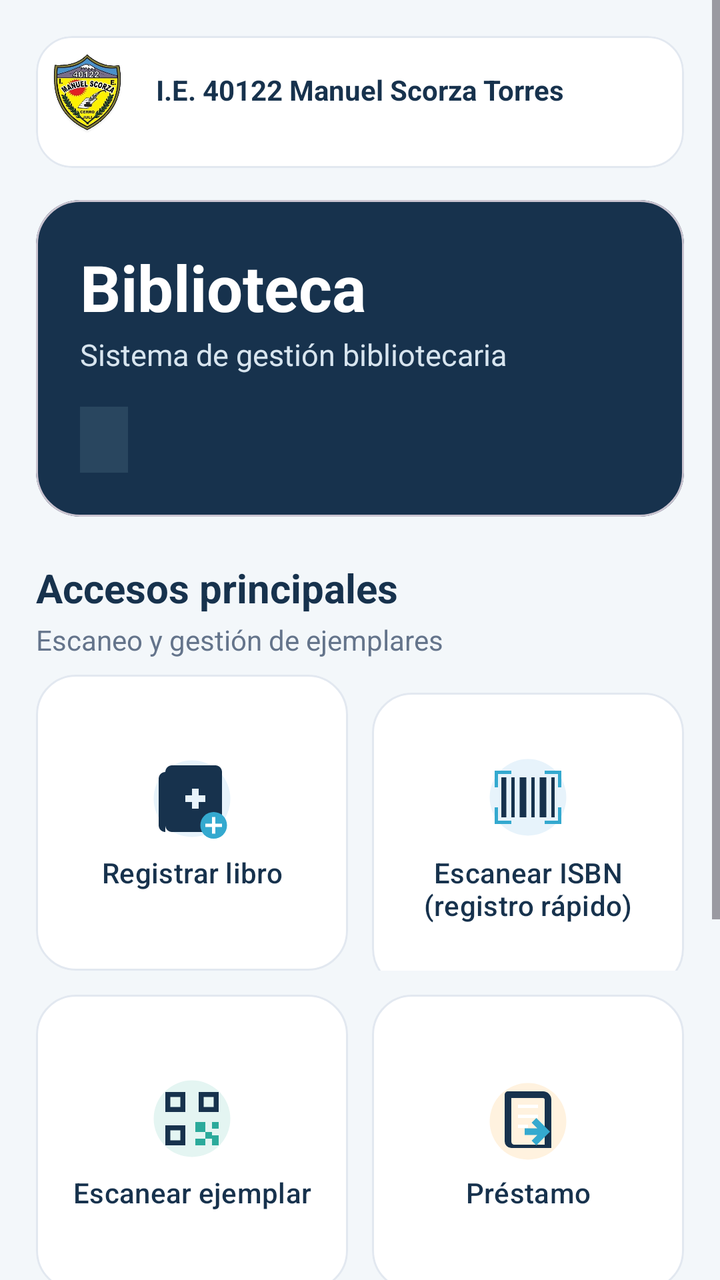
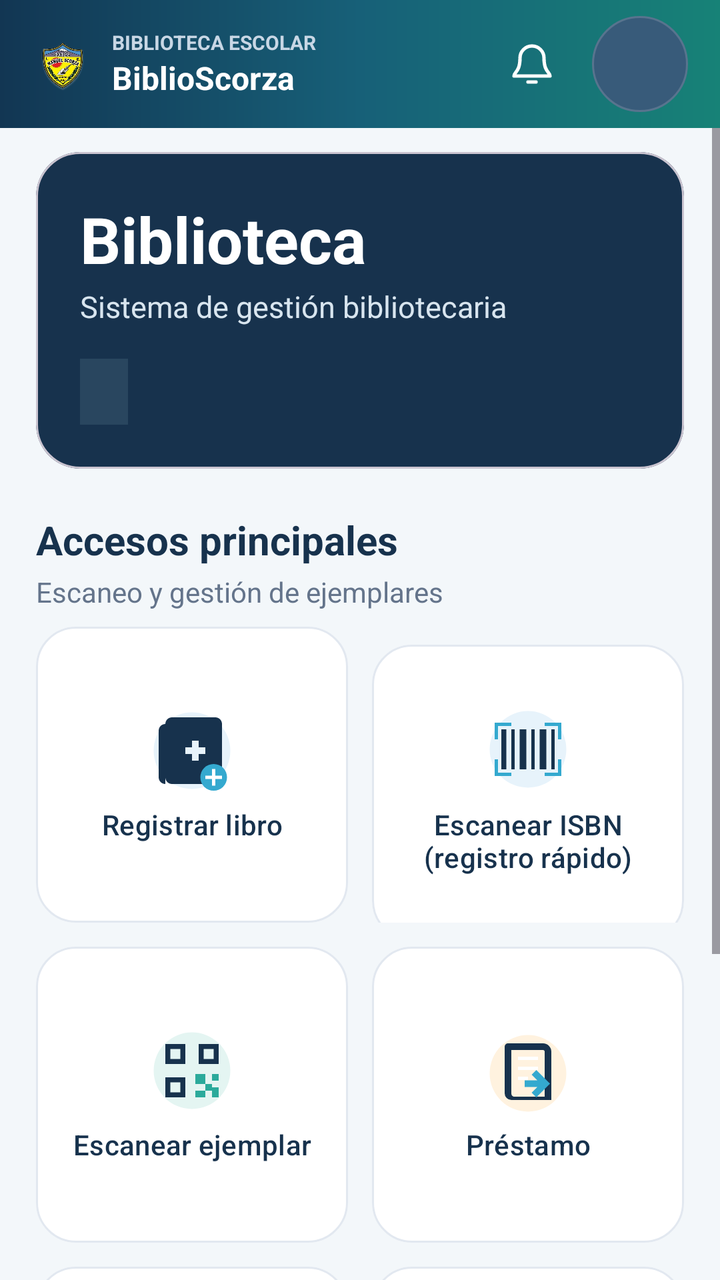

The first picture is an Android layout as it rendered before a commit; the second is the same layout after the commit. The layout source and the unified diff follow.
<!-- AndroidManifest.xml: application theme Theme.BiblioScorza -->
<!-- res/layout/activity_home.xml -->
<?xml version="1.0" encoding="utf-8"?>
<ScrollView xmlns:android="http://schemas.android.com/apk/res/android"
    xmlns:app="http://schemas.android.com/apk/res-auto"
    android:layout_width="match_parent"
    android:layout_height="match_parent"
    android:background="#F3F7FA"
    android:clipToPadding="false"
    android:fillViewport="true">

    <LinearLayout
        android:layout_width="match_parent"
        android:layout_height="wrap_content"
        android:orientation="vertical"
        android:paddingStart="18dp"
        android:paddingTop="18dp"
        android:paddingEnd="18dp"
        android:paddingBottom="24dp">

        <com.google.android.material.card.MaterialCardView
            android:layout_width="match_parent"
            android:layout_height="wrap_content"
            app:cardBackgroundColor="#FFFFFF"
            app:cardCornerRadius="18dp"
            app:cardElevation="0dp"
            app:strokeColor="#E2E8F0"
            app:strokeWidth="1dp">

            <include
                layout="@layout/header_brand"
                android:padding="14dp" />
        </com.google.android.material.card.MaterialCardView>

        <com.google.android.material.card.MaterialCardView
            android:layout_width="match_parent"
            android:layout_height="wrap_content"
            android:layout_marginTop="16dp"
            app:cardBackgroundColor="#17324D"
            app:cardCornerRadius="22dp"
            app:cardElevation="0dp">

            <LinearLayout
                android:layout_width="match_parent"
                android:layout_height="wrap_content"
                android:orientation="vertical"
                android:padding="22dp">

                <TextView
                    android:layout_width="wrap_content"
                    android:layout_height="wrap_content"
                    android:text="Biblioteca"
                    android:textColor="#FFFFFF"
                    android:textSize="32sp"
                    android:textStyle="bold" />

                <TextView
                    android:layout_width="wrap_content"
                    android:layout_height="wrap_content"
                    android:layout_marginTop="2dp"
                    android:text="Sistema de gestión bibliotecaria"
                    android:textColor="#D8E5EF"
                    android:textSize="15sp" />

                <TextView
                    android:id="@+id/tvUsuario"
                    android:layout_width="wrap_content"
                    android:layout_height="wrap_content"
                    android:layout_marginTop="16dp"
                    android:background="#29465F"
                    android:paddingStart="12dp"
                    android:paddingTop="7dp"
                    android:paddingEnd="12dp"
                    android:paddingBottom="7dp"
                    android:textColor="#FFFFFF"
                    android:textSize="14sp" />
            </LinearLayout>
        </com.google.android.material.card.MaterialCardView>

        <TextView
            android:layout_width="match_parent"
            android:layout_height="wrap_content"
            android:layout_marginTop="22dp"
            android:text="Accesos principales"
            android:textColor="#17324D"
            android:textSize="20sp"
            android:textStyle="bold" />

        <TextView
            android:layout_width="match_parent"
            android:layout_height="wrap_content"
            android:layout_marginTop="3dp"
            android:text="Escaneo y gestión de ejemplares"
            android:textColor="#64748B"
            android:textSize="14sp" />

        <LinearLayout
            android:layout_width="match_parent"
            android:layout_height="wrap_content"
            android:layout_marginTop="8dp"
            android:orientation="horizontal">

            <com.google.android.material.button.MaterialButton
                android:id="@+id/btnRegistrar"
                style="@style/BsHomeTile"
                android:layout_width="0dp"
                android:layout_weight="1"
                android:layout_marginEnd="6dp"
                android:gravity="center"
                android:text="Registrar libro"
                android:textAlignment="center"
                android:maxLines="2"
                app:icon="@drawable/ic_home_book_add"
                app:iconGravity="textTop"
                app:iconPadding="10dp"
                app:iconSize="40dp" />

            <com.google.android.material.button.MaterialButton
                android:id="@+id/btnEscanearIsbn"
                style="@style/BsHomeTile"
                android:layout_width="0dp"
                android:layout_weight="1"
                android:layout_marginStart="6dp"
                android:gravity="center"
                android:text="Escanear ISBN&#10;(registro rápido)"
                android:textAlignment="center"
                android:maxLines="2"
                app:icon="@drawable/ic_home_isbn"
                app:iconGravity="textTop"
                app:iconPadding="8dp"
                app:iconSize="40dp" />
        </LinearLayout>

        <LinearLayout
            android:layout_width="match_parent"
            android:layout_height="wrap_content"
            android:layout_marginTop="12dp"
            android:orientation="horizontal">

            <com.google.android.material.button.MaterialButton
                android:id="@+id/btnEscanearEjemplar"
                style="@style/BsHomeTile"
                android:layout_width="0dp"
                android:layout_weight="1"
                android:layout_marginEnd="6dp"
                android:gravity="center"
                android:text="Escanear ejemplar"
                android:textAlignment="center"
                android:maxLines="2"
                app:icon="@drawable/ic_home_qr"
                app:iconGravity="textTop"
                app:iconPadding="10dp"
                app:iconSize="40dp" />

            <com.google.android.material.button.MaterialButton
                android:id="@+id/btnPrestamo"
                style="@style/BsHomeTile"
                android:layout_width="0dp"
                android:layout_weight="1"
                android:layout_marginStart="6dp"
                android:gravity="center"
                android:text="Préstamo"
                android:textAlignment="center"
                android:maxLines="2"
                app:icon="@drawable/ic_home_loan"
                app:iconGravity="textTop"
                app:iconPadding="10dp"
                app:iconSize="40dp" />
        </LinearLayout>

        <LinearLayout
            android:layout_width="match_parent"
            android:layout_height="wrap_content"
            android:layout_marginTop="12dp"
            android:orientation="horizontal">

            <com.google.android.material.button.MaterialButton
                android:id="@+id/btnDevolucion"
                style="@style/BsHomeTile"
                android:layout_width="0dp"
                android:layout_weight="1"
                android:layout_marginEnd="6dp"
                android:gravity="center"
                android:text="Devolución"
                android:textAlignment="center"
                android:maxLines="2"
                app:icon="@drawable/ic_home_return"
                app:iconGravity="textTop"
                app:iconPadding="10dp"
                app:iconSize="40dp" />

            <com.google.android.material.button.MaterialButton
                android:id="@+id/btnBuscar"
                style="@style/BsHomeTile"
                android:layout_width="0dp"
                android:layout_weight="1"
                android:layout_marginStart="6dp"
                android:gravity="center"
                android:text="Buscar"
                android:textAlignment="center"
                android:maxLines="2"
                app:icon="@drawable/ic_home_search"
                app:iconGravity="textTop"
                app:iconPadding="10dp"
                app:iconSize="40dp" />
        </LinearLayout>

        <com.google.android.material.button.MaterialButton
            android:id="@+id/btnSalir"
            style="@style/BsButtonQuiet"
            android:layout_marginTop="14dp"
            android:text="Cerrar sesión"
            app:icon="@drawable/ic_home_logout"
            app:iconGravity="textStart"
            app:iconPadding="8dp"
            app:iconSize="24dp" />
    </LinearLayout>
</ScrollView>
<!-- res/layout/header_brand.xml (included above) -->
<?xml version="1.0" encoding="utf-8"?>
<LinearLayout xmlns:android="http://schemas.android.com/apk/res/android"
    android:layout_width="match_parent"
    android:layout_height="wrap_content"
    android:gravity="center_vertical"
    android:orientation="horizontal"
    android:paddingBottom="12dp">

    <ImageView
        android:layout_width="50dp"
        android:layout_height="54dp"
        android:adjustViewBounds="true"
        android:contentDescription="Escudo de la I.E. 40122 Manuel Scorza Torres"
        android:scaleType="fitCenter"
        android:src="@drawable/escudo_colegio_transparente" />

    <TextView
        android:layout_width="0dp"
        android:layout_height="wrap_content"
        android:layout_marginStart="10dp"
        android:layout_weight="1"
        android:text="I.E. 40122 Manuel Scorza Torres"
        android:textColor="#17324D"
        android:textSize="14sp"
        android:textStyle="bold" />
</LinearLayout>
<!-- resources referenced by this layout -->
<resources>
  <style name="BsButtonQuiet" parent="Widget.Material3.Button.TextButton">
          <item name="android:layout_width">match_parent</item>
          <item name="android:layout_height">48dp</item>
          <item name="android:layout_marginTop">8dp</item>
          <item name="android:textSize">14sp</item>
          <item name="android:textColor">#64748B</item>
          <item name="cornerRadius">12dp</item>
      </style>
  <style name="Theme.BiblioScorza" parent="Theme.Material3.Light.NoActionBar">
          <item name="colorPrimary">#17324D</item>
          <item name="colorOnPrimary">#FFFFFF</item>
          <item name="colorSecondary">#168C83</item>
          <item name="android:statusBarColor">#10263A</item>
          <item name="android:navigationBarColor">#F3F7FA</item>
          <item name="android:windowLightNavigationBar">true</item>
          <item name="android:windowBackground">#F3F7FA</item>
      </style>
  <!-- unchanged entries left out for length: 9 -->
</resources>

<!-- the commit's change to res/layout/activity_home.xml (unified diff, before → after) -->
@@ -1,39 +1,32 @@
 <?xml version="1.0" encoding="utf-8"?>
-<ScrollView xmlns:android="http://schemas.android.com/apk/res/android"
+<LinearLayout xmlns:android="http://schemas.android.com/apk/res/android"
     xmlns:app="http://schemas.android.com/apk/res-auto"
     android:layout_width="match_parent"
     android:layout_height="match_parent"
     android:background="#F3F7FA"
-    android:clipToPadding="false"
-    android:fillViewport="true">
+    android:orientation="vertical">
+
+    <include layout="@layout/view_top_bar" />
+
+    <ScrollView
+        android:layout_width="match_parent"
+        android:layout_height="0dp"
+        android:layout_weight="1"
+        android:clipToPadding="false"
+        android:fillViewport="true">
 
     <LinearLayout
         android:layout_width="match_parent"
         android:layout_height="wrap_content"
         android:orientation="vertical"
         android:paddingStart="18dp"
-        android:paddingTop="18dp"
+        android:paddingTop="12dp"
         android:paddingEnd="18dp"
         android:paddingBottom="24dp">
 
         <com.google.android.material.card.MaterialCardView
             android:layout_width="match_parent"
             android:layout_height="wrap_content"
-            app:cardBackgroundColor="#FFFFFF"
-            app:cardCornerRadius="18dp"
-            app:cardElevation="0dp"
-            app:strokeColor="#E2E8F0"
-            app:strokeWidth="1dp">
-
-            <include
-                layout="@layout/header_brand"
-                android:padding="14dp" />
-        </com.google.android.material.card.MaterialCardView>
-
-        <com.google.android.material.card.MaterialCardView
-            android:layout_width="match_parent"
-            android:layout_height="wrap_content"
-            android:layout_marginTop="16dp"
             app:cardBackgroundColor="#17324D"
             app:cardCornerRadius="22dp"
             app:cardElevation="0dp">
@@ -213,31 +206,109 @@
             app:iconPadding="8dp"
             app:iconSize="24dp" />
     </LinearLayout>
-</ScrollView>
-<!-- res/layout/header_brand.xml (included above) -->
+    </ScrollView>
+</LinearLayout>
+<!-- res/layout/view_top_bar.xml (included above) -->
 <?xml version="1.0" encoding="utf-8"?>
 <LinearLayout xmlns:android="http://schemas.android.com/apk/res/android"
     android:layout_width="match_parent"
-    android:layout_height="wrap_content"
+    android:layout_height="64dp"
+    android:background="@drawable/bg_top_bar"
     android:gravity="center_vertical"
     android:orientation="horizontal"
-    android:paddingBottom="12dp">
+    android:paddingStart="16dp"
+    android:paddingEnd="16dp">
+
+    <ImageButton
+        android:id="@+id/btnVolver"
+        android:layout_width="44dp"
+        android:layout_height="44dp"
+        android:background="?attr/selectableItemBackgroundBorderless"
+        android:contentDescription="Volver"
+        android:padding="12dp"
+        android:src="@drawable/ic_arrow_back"
+        android:tint="#FFFFFF"
+        android:visibility="gone" />
 
     <ImageView
-        android:layout_width="50dp"
-        android:layout_height="54dp"
-        android:adjustViewBounds="true"
-        android:contentDescription="Escudo de la I.E. 40122 Manuel Scorza Torres"
+        android:layout_width="30dp"
+        android:layout_height="36dp"
+        android:contentDescription="Escudo de Biblioteca-Scorza"
         android:scaleType="fitCenter"
         android:src="@drawable/escudo_colegio_transparente" />
 
-    <TextView
+    <LinearLayout
         android:layout_width="0dp"
         android:layout_height="wrap_content"
         android:layout_marginStart="10dp"
         android:layout_weight="1"
-        android:text="I.E. 40122 Manuel Scorza Torres"
-        android:textColor="#17324D"
+        android:orientation="vertical">
+
+        <TextView
+            android:layout_width="match_parent"
+            android:layout_height="wrap_content"
+            android:ellipsize="end"
+            android:maxLines="1"
+            android:text="BIBLIOTECA ESCOLAR"
+            android:textColor="#C8D7E5"
+            android:textSize="10sp"
+            android:textStyle="bold" />
+
+        <TextView
+            android:layout_width="match_parent"
+            android:layout_height="wrap_content"
+            android:ellipsize="end"
+            android:maxLines="1"
+            android:text="BiblioScorza"
+            android:textColor="#FFFFFF"
+            android:textSize="16sp"
+            android:textStyle="bold" />
+    </LinearLayout>
+
+    <FrameLayout
+        android:id="@+id/btnNotificaciones"
+        android:layout_width="48dp"
+        android:layout_height="48dp"
+        android:layout_marginStart="4dp"
+        android:background="@drawable/bg_top_bar_action_ripple"
+        android:clickable="true"
+        android:contentDescription="Notificaciones"
+        android:focusable="true">
+
+        <ImageView
+            android:layout_width="24dp"
+            android:layout_height="24dp"
+            android:layout_gravity="center"
+            android:contentDescription="@null"
+            android:src="@drawable/ic_notifications"
+            android:tint="#FFFFFF" />
+
+        <TextView
+            android:id="@+id/tvNotificaciones"
+            android:layout_width="18dp"
+            android:layout_height="18dp"
+            android:layout_gravity="top|end"
+            android:background="@drawable/bg_top_bar_badge"
+            android:gravity="center"
+            android:textColor="#FFFFFF"
+            android:textSize="10sp"
+            android:textStyle="bold"
+            android:visibility="gone" />
+    </FrameLayout>
+
+    <TextView
+        android:id="@+id/btnPerfil"
+        android:layout_width="48dp"
+        android:layout_height="48dp"
+        android:layout_marginStart="6dp"
+        android:background="@drawable/bg_top_bar_avatar_ripple"
+        android:clickable="true"
+        android:contentDescription="Abrir perfil del usuario"
+        android:focusable="true"
+        android:gravity="center"
+        android:minHeight="48dp"
+        android:minWidth="48dp"
+        android:textColor="#FFFFFF"
         android:textSize="14sp"
         android:textStyle="bold" />
 </LinearLayout>
<!-- resource entries referenced after the edit -->
@@ -1,5 +1,64 @@
 <!-- resources referenced by this layout -->
 <resources>
+  <!-- drawable bg_top_bar (drawable) -->
+  <?xml version="1.0" encoding="utf-8"?>
+  <shape xmlns:android="http://schemas.android.com/apk/res/android">
+      <gradient
+          android:angle="0"
+          android:centerColor="#176078"
+          android:endColor="#178277"
+          android:startColor="#123653"
+          android:type="linear" />
+      <corners android:radius="0dp" />
+  </shape>
+  <!-- drawable bg_top_bar_action_ripple (drawable) -->
+  <?xml version="1.0" encoding="utf-8"?>
+  <ripple xmlns:android="http://schemas.android.com/apk/res/android"
+      android:color="#55FFFFFF">
+      <item android:id="@android:id/mask">
+          <shape android:shape="oval">
+              <solid android:color="#FFFFFFFF" />
+          </shape>
+      </item>
+  </ripple>
+  <!-- drawable bg_top_bar_avatar_ripple (drawable) -->
+  <?xml version="1.0" encoding="utf-8"?>
+  <ripple xmlns:android="http://schemas.android.com/apk/res/android"
+      android:color="#66FFFFFF">
+      <item android:drawable="@drawable/bg_top_bar_avatar" />
+      <item android:id="@android:id/mask">
+          <shape android:shape="oval">
+              <solid android:color="#FFFFFFFF" />
+          </shape>
+      </item>
+  </ripple>
+  <!-- drawable bg_top_bar_badge (drawable) -->
+  <?xml version="1.0" encoding="utf-8"?>
+  <shape xmlns:android="http://schemas.android.com/apk/res/android">
+      <solid android:color="#D93445" />
+      <corners android:radius="50dp" />
+  </shape>
+  <!-- drawable ic_arrow_back (drawable) -->
+  <vector xmlns:android="http://schemas.android.com/apk/res/android"
+      android:width="24dp" android:height="24dp"
+      android:viewportWidth="24" android:viewportHeight="24">
+      <path android:fillColor="#FF000000"
+          android:pathData="M20,12v-2H7.83l5.59,-5.59L12,3l-9,8 9,9 1.41,-1.41L7.83,12H20z" />
+  </vector>
+  <!-- drawable ic_notifications (drawable) -->
+  <vector xmlns:android="http://schemas.android.com/apk/res/android"
+      android:width="24dp"
+      android:height="24dp"
+      android:viewportWidth="24"
+      android:viewportHeight="24">
+      <path
+          android:fillColor="#00000000"
+          android:pathData="M18,9a6,6 0,0 0,-12 0c0,7 -3,7 -3,9h18c0,-2 -3,-2 -3,-9M10,21h4"
+          android:strokeColor="#FFFFFFFF"
+          android:strokeLineCap="round"
+          android:strokeLineJoin="round"
+          android:strokeWidth="1.7" />
+  </vector>
   <style name="BsButtonQuiet" parent="Widget.Material3.Button.TextButton">
           <item name="android:layout_width">match_parent</item>
           <item name="android:layout_height">48dp</item>
@@ -17,6 +76,12 @@
           <item name="android:windowLightNavigationBar">true</item>
           <item name="android:windowBackground">#F3F7FA</item>
       </style>
+  <!-- drawable bg_top_bar_avatar (drawable) -->
+  <?xml version="1.0" encoding="utf-8"?>
+  <shape xmlns:android="http://schemas.android.com/apk/res/android" android:shape="oval">
+      <solid android:color="#385B7A" />
+      <stroke android:width="1dp" android:color="#58748E" />
+  </shape>
   <!-- unchanged entries left out for length: 9 -->
 </resources>
 
